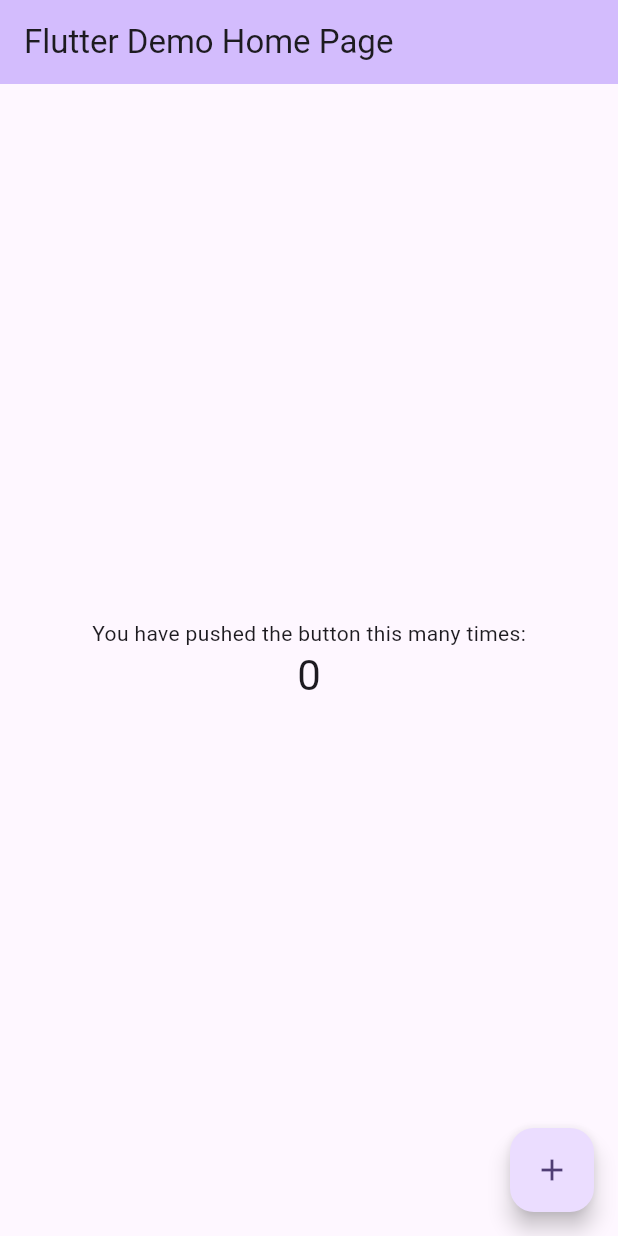
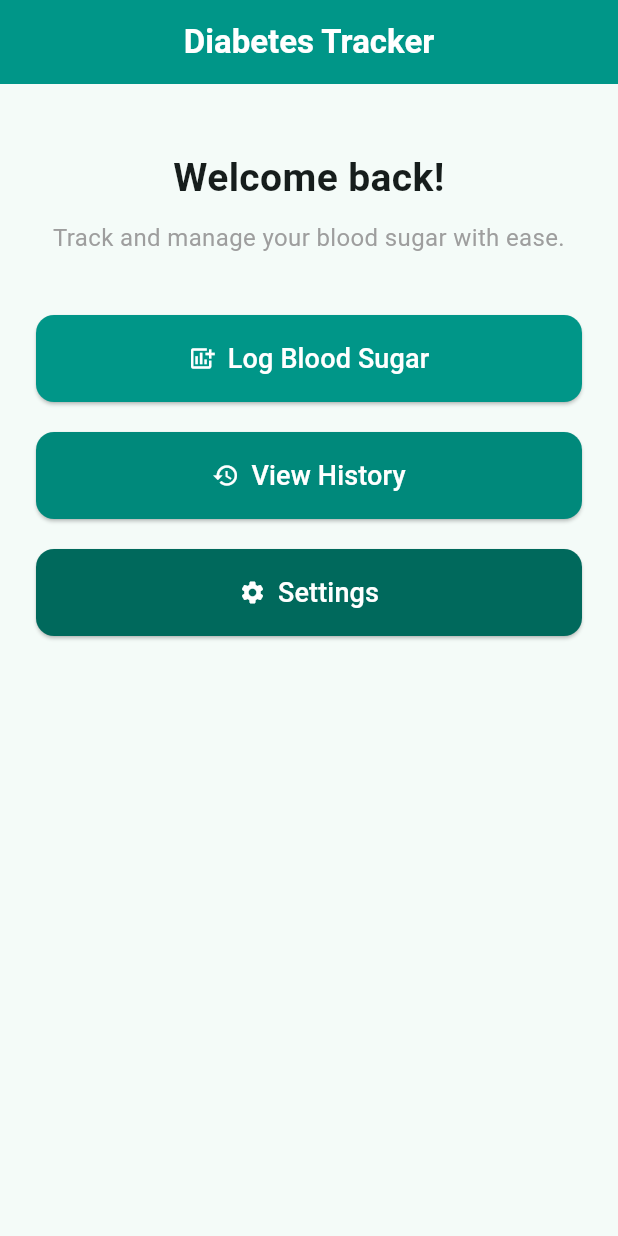
Before and after one commit to CSCE-4201-Team-17/Diabetes-Tracker-Project, a Flutter app: the screen it shows after launch, on a phone screen of 412 x 824 dp. Run offline on Flutter 3.47's test engine with Material 3 defaults, Android fonts, the phone set to English and light mode, and no system bars.

Commit message:
Added basic UI for dibetes tracker app

```diff
--- a/lib/main.dart
+++ b/lib/main.dart
@@ -1,122 +1,123 @@
 import 'package:flutter/material.dart';
 
 void main() {
-  runApp(const MyApp());
+  runApp(const DiabetesTrackerApp());
 }
 
-class MyApp extends StatelessWidget {
-  const MyApp({super.key});
+class DiabetesTrackerApp extends StatelessWidget {
+  const DiabetesTrackerApp({super.key});
 
-  // This widget is the root of your application.
   @override
   Widget build(BuildContext context) {
     return MaterialApp(
-      title: 'Flutter Demo',
+      title: 'Diabetes Tracker',
+      debugShowCheckedModeBanner: false,
       theme: ThemeData(
-        // This is the theme of your application.
-        //
-        // TRY THIS: Try running your application with "flutter run". You'll see
-        // the application has a purple toolbar. Then, without quitting the app,
-        // try changing the seedColor in the colorScheme below to Colors.green
-        // and then invoke "hot reload" (save your changes or press the "hot
-        // reload" button in a Flutter-supported IDE, or press "r" if you used
-        // the command line to start the app).
-        //
-        // Notice that the counter didn't reset back to zero; the application
-        // state is not lost during the reload. To reset the state, use hot
-        // restart instead.
-        //
-        // This works for code too, not just values: Most code changes can be
-        // tested with just a hot reload.
-        colorScheme: ColorScheme.fromSeed(seedColor: Colors.deepPurple),
+        colorScheme: ColorScheme.fromSeed(seedColor: Colors.teal),
+        useMaterial3: true,
       ),
-      home: const MyHomePage(title: 'Flutter Demo Home Page'),
+      home: const HomeScreen(),
     );
   }
 }
 
-class MyHomePage extends StatefulWidget {
-  const MyHomePage({super.key, required this.title});
-
-  // This widget is the home page of your application. It is stateful, meaning
-  // that it has a State object (defined below) that contains fields that affect
-  // how it looks.
-
-  // This class is the configuration for the state. It holds the values (in this
-  // case the title) provided by the parent (in this case the App widget) and
-  // used by the build method of the State. Fields in a Widget subclass are
-  // always marked "final".
-
-  final String title;
-
-  @override
-  State<MyHomePage> createState() => _MyHomePageState();
-}
-
-class _MyHomePageState extends State<MyHomePage> {
-  int _counter = 0;
-
-  void _incrementCounter() {
-    setState(() {
-      // This call to setState tells the Flutter framework that something has
-      // changed in this State, which causes it to rerun the build method below
-      // so that the display can reflect the updated values. If we changed
-      // _counter without calling setState(), then the build method would not be
-      // called again, and so nothing would appear to happen.
-      _counter++;
-    });
-  }
+class HomeScreen extends StatelessWidget {
+  const HomeScreen({super.key});
 
   @override
   Widget build(BuildContext context) {
-    // This method is rerun every time setState is called, for instance as done
-    // by the _incrementCounter method above.
-    //
-    // The Flutter framework has been optimized to make rerunning build methods
-    // fast, so that you can just rebuild anything that needs updating rather
-    // than having to individually change instances of widgets.
     return Scaffold(
       appBar: AppBar(
-        // TRY THIS: Try changing the color here to a specific color (to
-        // Colors.amber, perhaps?) and trigger a hot reload to see the AppBar
-        // change color while the other colors stay the same.
-        backgroundColor: Theme.of(context).colorScheme.inversePrimary,
-        // Here we take the value from the MyHomePage object that was created by
-        // the App.build method, and use it to set our appbar title.
-        title: Text(widget.title),
+        title: const Text(
+          'Diabetes Tracker',
+          style: TextStyle(fontWeight: FontWeight.bold),
+        ),
+        centerTitle: true,
+        backgroundColor: Colors.teal,
+        foregroundColor: Colors.white,
       ),
-      body: Center(
-        // Center is a layout widget. It takes a single child and positions it
-        // in the middle of the parent.
+      body: Padding(
+        padding: const EdgeInsets.all(24.0),
         child: Column(
-          // Column is also a layout widget. It takes a list of children and
-          // arranges them vertically. By default, it sizes itself to fit its
-          // children horizontally, and tries to be as tall as its parent.
-          //
-          // Column has various properties to control how it sizes itself and
-          // how it positions its children. Here we use mainAxisAlignment to
-          // center the children vertically; the main axis here is the vertical
-          // axis because Columns are vertical (the cross axis would be
-          // horizontal).
-          //
-          // TRY THIS: Invoke "debug painting" (choose the "Toggle Debug Paint"
-          // action in the IDE, or press "p" in the console), to see the
-          // wireframe for each widget.
-          mainAxisAlignment: MainAxisAlignment.center,
-          children: <Widget>[
-            const Text('You have pushed the button this many times:'),
-            Text(
-              '$_counter',
-              style: Theme.of(context).textTheme.headlineMedium,
+          crossAxisAlignment: CrossAxisAlignment.stretch,
+          children: [
+            const SizedBox(height: 20),
+            const Text(
+              'Welcome back!',
+              style: TextStyle(fontSize: 26, fontWeight: FontWeight.bold),
+              textAlign: TextAlign.center,
+            ),
+            const SizedBox(height: 10),
+            const Text(
+              'Track and manage your blood sugar with ease.',
+              textAlign: TextAlign.center,
+              style: TextStyle(fontSize: 16, color: Colors.grey),
+            ),
+            const SizedBox(height: 40),
+
+            // Log Blood Sugar Button
+            ElevatedButton.icon(
+              onPressed: () {
+                // TODO: Navigate to Log Screen
+              },
+              style: ElevatedButton.styleFrom(
+                backgroundColor: Colors.teal,
+                foregroundColor: Colors.white,
+                padding: const EdgeInsets.symmetric(vertical: 16),
+                shape: RoundedRectangleBorder(
+                    borderRadius: BorderRadius.circular(12)),
+              ),
+              icon: const Icon(Icons.add_chart),
+              label: const Text(
+                'Log Blood Sugar',
+                style: TextStyle(fontSize: 18),
+              ),
+            ),
+
+            const SizedBox(height: 20),
+
+            // View History Button
+            ElevatedButton.icon(
+              onPressed: () {
+                // TODO: Navigate to History Screen
+              },
+              style: ElevatedButton.styleFrom(
+                backgroundColor: Colors.teal.shade600,
+                foregroundColor: Colors.white,
+                padding: const EdgeInsets.symmetric(vertical: 16),
+                shape: RoundedRectangleBorder(
+                    borderRadius: BorderRadius.circular(12)),
+              ),
+              icon: const Icon(Icons.history),
+              label: const Text(
+                'View History',
+                style: TextStyle(fontSize: 18),
+              ),
+            ),
+
+            const SizedBox(height: 20),
+
+            // Settings Button
+            ElevatedButton.icon(
+              onPressed: () {
+                // TODO: Navigate to Settings Screen
+              },
+              style: ElevatedButton.styleFrom(
+                backgroundColor: Colors.teal.shade800,
+                foregroundColor: Colors.white,
+                padding: const EdgeInsets.symmetric(vertical: 16),
+                shape: RoundedRectangleBorder(
+                    borderRadius: BorderRadius.circular(12)),
+              ),
+              icon: const Icon(Icons.settings),
+              label: const Text(
+                'Settings',
+                style: TextStyle(fontSize: 18),
+              ),
             ),
           ],
         ),
       ),
-      floatingActionButton: FloatingActionButton(
-        onPressed: _incrementCounter,
-        tooltip: 'Increment',
-        child: const Icon(Icons.add),
-      ), // This trailing comma makes auto-formatting nicer for build methods.
     );
   }
 }
```
